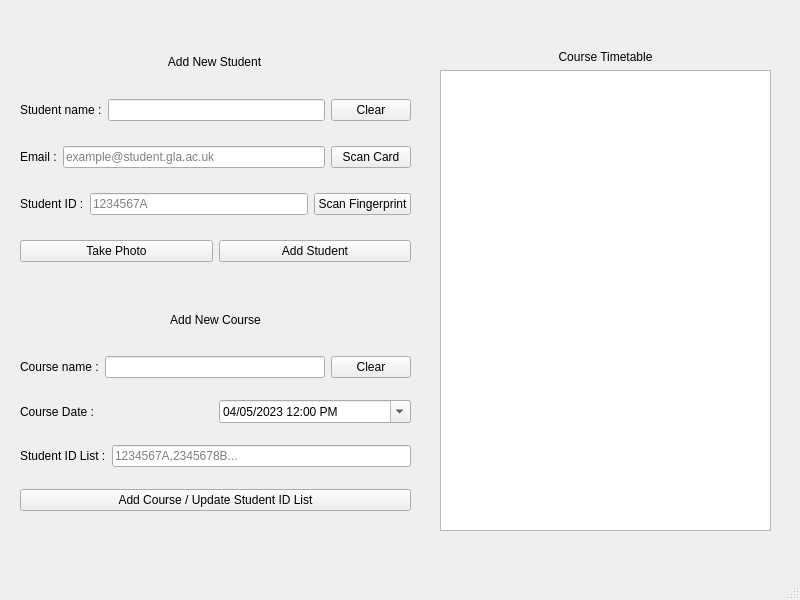
Qt form UI/punchin/mainwindow.ui (lkobnas/Attendance-recording-system) before a commit.
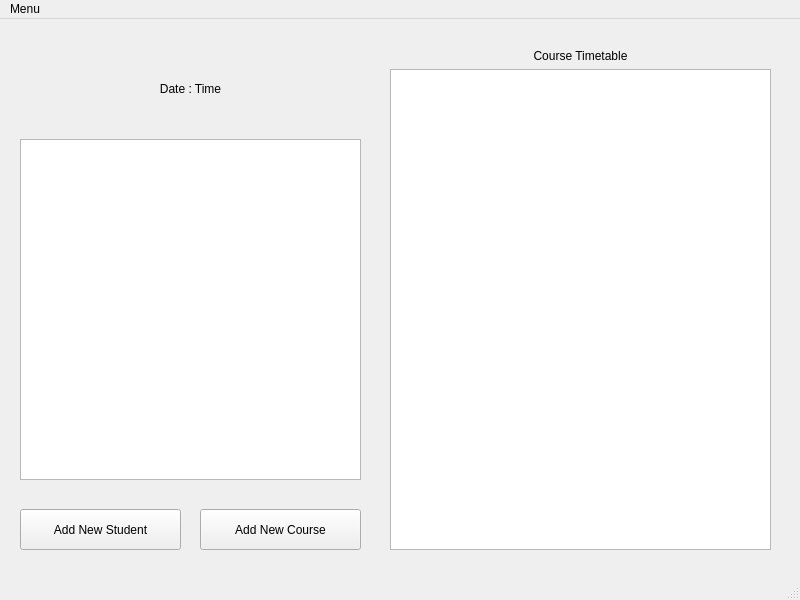
The same form after that commit.

Commit message: Progress in UI on QT, separated Add student and add course from mainWindow, added adminMode

Patch:
```diff
--- a/UI/punchin/mainwindow.ui
+++ b/UI/punchin/mainwindow.ui
@@ -14,214 +14,13 @@
    <string>MainWindow</string>
   </property>
   <widget class="QWidget" name="centralwidget">
-   <widget class="QWidget" name="gridLayoutWidget">
-    <property name="geometry">
-     <rect>
-      <x>20</x>
-      <y>80</y>
-      <width>391</width>
-      <height>201</height>
-     </rect>
-    </property>
-    <layout class="QGridLayout" name="gridLayout">
-     <item row="5" column="0">
-      <layout class="QHBoxLayout" name="horizontalLayout_3">
-       <item>
-        <widget class="QPushButton" name="sPhotoButton">
-         <property name="text">
-          <string>Take Photo</string>
-         </property>
-        </widget>
-       </item>
-       <item>
-        <widget class="QPushButton" name="sAddButton">
-         <property name="text">
-          <string>Add Student</string>
-         </property>
-        </widget>
-       </item>
-      </layout>
-     </item>
-     <item row="4" column="0">
-      <layout class="QHBoxLayout" name="horizontalLayout_2">
-       <item>
-        <widget class="QLabel" name="label_2">
-         <property name="text">
-          <string>Student ID :</string>
-         </property>
-        </widget>
-       </item>
-       <item>
-        <widget class="QLineEdit" name="sSIDLineEdit">
-         <property name="placeholderText">
-          <string>1234567A</string>
-         </property>
-        </widget>
-       </item>
-       <item>
-        <widget class="QPushButton" name="sFpButton">
-         <property name="text">
-          <string>Scan Fingerprint</string>
-         </property>
-        </widget>
-       </item>
-      </layout>
-     </item>
-     <item row="2" column="0">
-      <layout class="QHBoxLayout" name="horizontalLayout">
-       <item>
-        <widget class="QLabel" name="label">
-         <property name="text">
-          <string>Student name :</string>
-         </property>
-        </widget>
-       </item>
-       <item>
-        <widget class="QLineEdit" name="sNameLineEdit">
-         <property name="placeholderText">
-          <string/>
-         </property>
-        </widget>
-       </item>
-       <item>
-        <widget class="QPushButton" name="sClearButton">
-         <property name="text">
-          <string>Clear</string>
-         </property>
-        </widget>
-       </item>
-      </layout>
-     </item>
-     <item row="3" column="0">
-      <layout class="QHBoxLayout" name="horizontalLayout_4">
-       <item>
-        <widget class="QLabel" name="label_3">
-         <property name="text">
-          <string>Email :</string>
-         </property>
-        </widget>
-       </item>
-       <item>
-        <widget class="QLineEdit" name="sEmailLineEdit">
-         <property name="text">
-          <string/>
-         </property>
-         <property name="placeholderText">
-          <string>example@student.gla.ac.uk</string>
-         </property>
-        </widget>
-       </item>
-       <item>
-        <widget class="QPushButton" name="sCardButton">
-         <property name="text">
-          <string>Scan Card</string>
-         </property>
-        </widget>
-       </item>
-      </layout>
-     </item>
-    </layout>
-   </widget>
-   <widget class="QWidget" name="gridLayoutWidget_2">
-    <property name="geometry">
-     <rect>
-      <x>20</x>
-      <y>340</y>
-      <width>391</width>
-      <height>191</height>
-     </rect>
-    </property>
-    <layout class="QGridLayout" name="gridLayout_2">
-     <item row="1" column="0">
-      <layout class="QHBoxLayout" name="horizontalLayout_6">
-       <item>
-        <widget class="QLabel" name="label_4">
-         <property name="text">
-          <string>Course name :</string>
-         </property>
-        </widget>
-       </item>
-       <item>
-        <widget class="QLineEdit" name="cNameLineEdit"/>
-       </item>
-       <item>
-        <widget class="QPushButton" name="cClearButton">
-         <property name="text">
-          <string>Clear</string>
-         </property>
-        </widget>
-       </item>
-      </layout>
-     </item>
-     <item row="5" column="0">
-      <layout class="QHBoxLayout" name="horizontalLayout_8">
-       <item>
-        <widget class="QPushButton" name="cAddButton">
-         <property name="text">
-          <string>Add Course / Update Student ID List</string>
-         </property>
-        </widget>
-       </item>
-      </layout>
-     </item>
-     <item row="4" column="0">
-      <layout class="QHBoxLayout" name="horizontalLayout_9">
-       <item>
-        <widget class="QLabel" name="label_8">
-         <property name="text">
-          <string>Student ID List :</string>
-         </property>
-        </widget>
-       </item>
-       <item>
-        <widget class="QLineEdit" name="cStudentIDListLineEdit">
-         <property name="placeholderText">
-          <string>1234567A,2345678B...</string>
-         </property>
-        </widget>
-       </item>
-      </layout>
-     </item>
-     <item row="3" column="0">
-      <layout class="QHBoxLayout" name="horizontalLayout_7">
-       <item>
-        <widget class="QLabel" name="label_5">
-         <property name="text">
-          <string>Course Date :</string>
-         </property>
-        </widget>
-       </item>
-       <item>
-        <widget class="QDateTimeEdit" name="dateTimeEdit">
-         <property name="dateTime">
-          <datetime>
-           <hour>12</hour>
-           <minute>0</minute>
-           <second>0</second>
-           <year>2023</year>
-           <month>5</month>
-           <day>4</day>
-          </datetime>
-         </property>
-         <property name="displayFormat">
-          <string>dd/MM/yyyy hh:mm AP</string>
-         </property>
-         <property name="calendarPopup">
-          <bool>true</bool>
-         </property>
-        </widget>
-       </item>
-      </layout>
-     </item>
-    </layout>
-   </widget>
    <widget class="QWidget" name="gridLayoutWidget_3">
     <property name="geometry">
      <rect>
-      <x>440</x>
-      <y>50</y>
-      <width>331</width>
-      <height>481</height>
+      <x>390</x>
+      <y>30</y>
+      <width>381</width>
+      <height>501</height>
      </rect>
     </property>
     <layout class="QGridLayout" name="gridLayout_3">
@@ -240,45 +39,59 @@
      </item>
     </layout>
    </widget>
-   <widget class="QWidget" name="horizontalLayoutWidget_5">
+   <widget class="QPushButton" name="addNewStudentButton">
     <property name="geometry">
      <rect>
       <x>20</x>
-      <y>52</y>
-      <width>389</width>
-      <height>19</height>
+      <y>490</y>
+      <width>161</width>
+      <height>41</height>
      </rect>
     </property>
-    <layout class="QHBoxLayout" name="horizontalLayout_5">
-     <property name="sizeConstraint">
-      <enum>QLayout::SetDefaultConstraint</enum>
-     </property>
-     <item>
-      <widget class="QLabel" name="label_6">
-       <property name="text">
-        <string>Add New Student</string>
-       </property>
-       <property name="alignment">
-        <set>Qt::AlignCenter</set>
-       </property>
-      </widget>
-     </item>
-    </layout>
+    <property name="text">
+     <string>Add New Student</string>
+    </property>
    </widget>
-   <widget class="QWidget" name="horizontalLayoutWidget_10">
+   <widget class="QPushButton" name="addNewCourseButton">
     <property name="geometry">
      <rect>
+      <x>200</x>
+      <y>490</y>
+      <width>161</width>
+      <height>41</height>
+     </rect>
+    </property>
+    <property name="text">
+     <string>Add New Course</string>
+    </property>
+   </widget>
+   <widget class="QGraphicsView" name="graphicsView">
+    <property name="geometry">
+     <rect>
       <x>20</x>
-      <y>309</y>
-      <width>391</width>
-      <height>21</height>
+      <y>120</y>
+      <width>341</width>
+      <height>341</height>
      </rect>
     </property>
-    <layout class="QHBoxLayout" name="horizontalLayout_10">
+   </widget>
+   <widget class="QWidget" name="verticalLayoutWidget">
+    <property name="geometry">
+     <rect>
+      <x>20</x>
+      <y>29</y>
+      <width>341</width>
+      <height>81</height>
+     </rect>
+    </property>
+    <layout class="QVBoxLayout" name="verticalLayout">
      <item>
-      <widget class="QLabel" name="label_7">
+      <widget class="QLabel" name="mDateTimeLabel">
        <property name="text">
-        <string>Add New Course</string>
+        <string>Date : Time</string>
+       </property>
+       <property name="textFormat">
+        <enum>Qt::AutoText</enum>
        </property>
        <property name="alignment">
         <set>Qt::AlignCenter</set>
@@ -297,6 +110,14 @@
      <height>22</height>
     </rect>
    </property>
+   <widget class="QMenu" name="menuMenu">
+    <property name="title">
+     <string>Menu</string>
+    </property>
+    <addaction name="actionAdministrator_mode"/>
+    <addaction name="actionSwitch_to_student_mode"/>
+   </widget>
+   <addaction name="menuMenu"/>
   </widget>
   <widget class="QStatusBar" name="statusbar"/>
  </widget>
```
Left out of the diff: 10 changed lines with no effect on the pictures. The commit also changes 13 other files.
